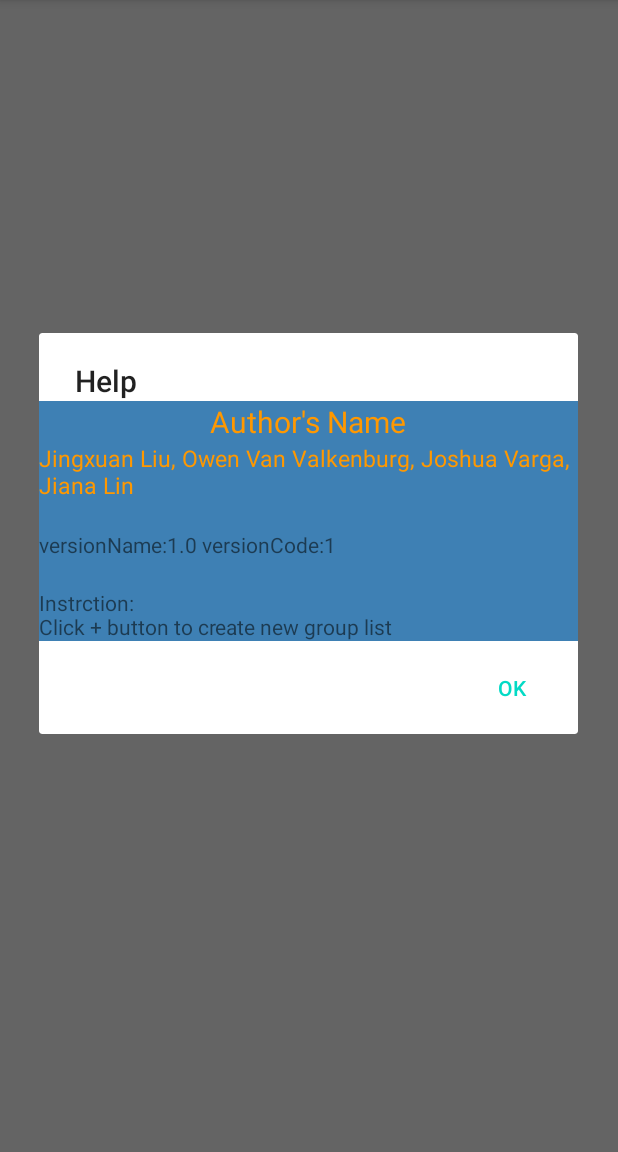
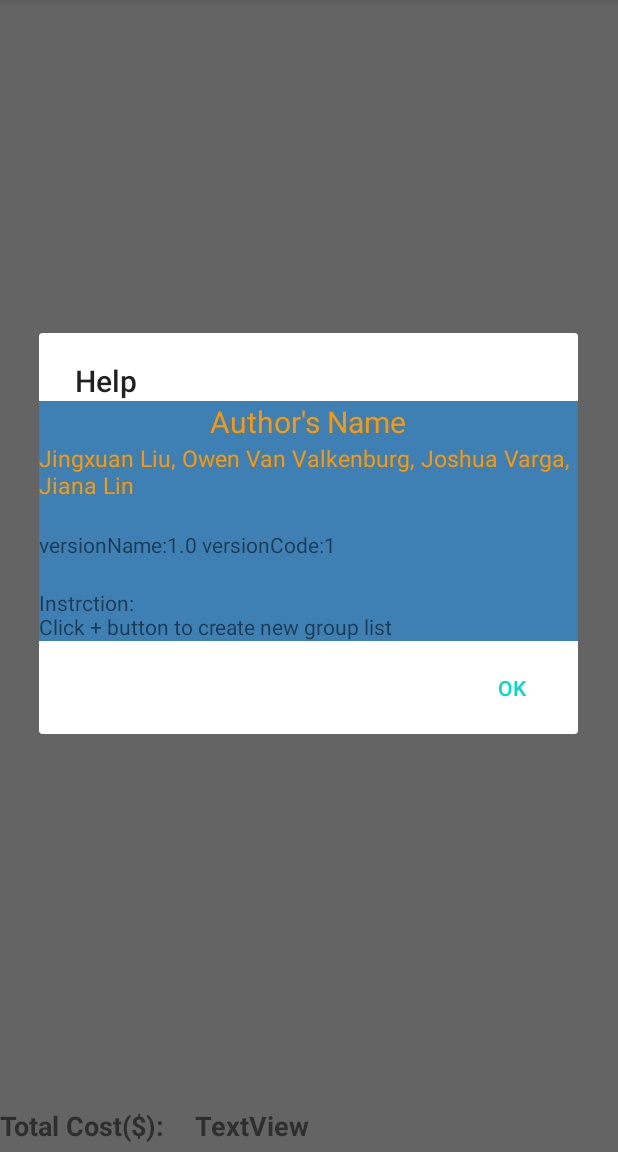
Before and after one commit to CP470G18/CP470G18, an Android app: the ListActivity screen opened directly, with no data from a screen before it, in the options menu, after a tap on "Help", on a phone screen of 412 x 824 dp, the part 84-1236 px from its top. Run offline under Robolectric (Android 15) with nearby library versions, the phone set to English and light mode, and no system bars; our stand-ins replace Firebase (no records; nobody signed in at launch, a user with empty details on screens opened directly); 1 statement that could not run was skipped.

Commit message:
Commit with budget added

```diff
--- a/Prototype/app/src/main/java/com/example/prototype/ListActivity.java
+++ b/Prototype/app/src/main/java/com/example/prototype/ListActivity.java
@@ -28,7 +28,9 @@ public class ListActivity extends AppCompatActivity {
     ArrayList<String> temp_store;
     ArrayList<String> price_store;
     ArrayList<String> desc_store;
+    int costTotal;
     ListView the_list;
+    TextView the_price_total;
     private ArrayList<String> list_keys;
     ArrayAdapter<String> adapter;
     androidx.appcompat.widget.Toolbar the_tool;
@@ -39,10 +41,11 @@ public class ListActivity extends AppCompatActivity {
         super.onCreate(savedInstanceState);
         setContentView(R.layout.activity_list);
         the_list= (ListView) findViewById(R.id.list);
+        the_price_total= (TextView) findViewById(R.id.priceView);
         //the_tool=(androidx.appcompat.widget.Toolbar) findViewById(R.id.toolbar_list);
         Toolbar toolbar = findViewById(R.id.toolbar_list);
         Intent intent=getIntent();
-
+        costTotal=0;
         listName=intent.getStringExtra("ListKey");
         //Log.i("THis is it", listName);
         toolbar.setTitle(listName);
@@ -57,7 +60,7 @@ public class ListActivity extends AppCompatActivity {
         the_list.setAdapter(adapter);
         dbHelper = new FirebaseDatabaseHelper();
         dbHelper.setList(listName);
-        populate();
+        //populate();
 //        the_tool.setOnClickListener(new View.OnClickListener(){
 //
 //            //@Override
@@ -117,6 +120,7 @@ public class ListActivity extends AppCompatActivity {
             Log.i("HELPME",price);
 
             price_store.add(price);
+            //costTotal+=Integer.parseInt(price);
             desc_store.add(desc);
             Log.i("The test",message);
             temp_store.add(message);
@@ -199,7 +203,7 @@ public class ListActivity extends AppCompatActivity {
         Log.i(ACTIVITY_NAME,"In onDestroy()");
     };
     private void populate() {
-
+        costTotal=0;
         dbHelper.readItems(new FirebaseDatabaseHelper.ItemDataStatus() {
 
 
@@ -209,10 +213,12 @@ public class ListActivity extends AppCompatActivity {
                 Log.i("Warning","Populating table");
                 list_keys.clear();
                 for (int i = 0; i<items.size(); i++) {
-                    Log.i("Testing",items.get(i).getName());
+                    Log.i("Testing",String.valueOf(costTotal));
 
                         temp_store.add(items.get(i).getName());
                         price_store.add(String.valueOf(items.get(i).getCost()));
+                        costTotal+=items.get(i).getCost();
+                        the_price_total.setText(String.valueOf(costTotal));
                         desc_store.add(items.get(i).getDescription());
 //                        list_keys.add(keys.get(i));
                         adapter.notifyDataSetChanged();
--- a/Prototype/app/src/main/res/layout/activity_list.xml
+++ b/Prototype/app/src/main/res/layout/activity_list.xml
@@ -5,6 +5,30 @@
     android:layout_width="match_parent"
     android:layout_height="match_parent"
     tools:context=".ListActivity">
+
+    <TextView
+        android:id="@+id/priceView"
+        android:layout_width="wrap_content"
+        android:layout_height="wrap_content"
+        android:layout_alignParentBottom="true"
+        android:layout_marginLeft="20dp"
+        android:layout_marginBottom="5dp"
+        android:layout_toRightOf="@id/textView9"
+        android:text="TextView"
+        android:textSize="18sp"
+        android:textStyle="bold" />
+
+    <TextView
+        android:id="@+id/textView9"
+        android:layout_width="wrap_content"
+        android:layout_height="30dp"
+        android:layout_alignParentStart="true"
+        android:layout_alignParentBottom="true"
+        android:layout_marginTop="15dp"
+        android:text="@string/totalCost"
+        android:textSize="18sp"
+        android:textStyle="bold"
+        tools:text="@string/totalCost" />
 
     <androidx.appcompat.widget.Toolbar
         android:id="@+id/toolbar_list"
@@ -20,6 +44,8 @@
         android:id="@+id/list"
         android:layout_width="match_parent"
         android:layout_height="wrap_content"
+        android:layout_above="@id/textView9"
         android:layout_below="@+id/toolbar_list" />
 
+
 </RelativeLayout>
--- a/Prototype/app/src/main/res/values/strings.xml
+++ b/Prototype/app/src/main/res/values/strings.xml
@@ -8,6 +8,7 @@
     <string name="priceText">Price:</string>
     <string name="descText">Description:</string>
     <string name="delText">Delete</string>
+    <string name="totalCost">Total Cost($): </string>
 
 //String for Menu and the Dialog
     <string name="List_app">List App</string>
```
Also changed, not shown: 1 other file.
